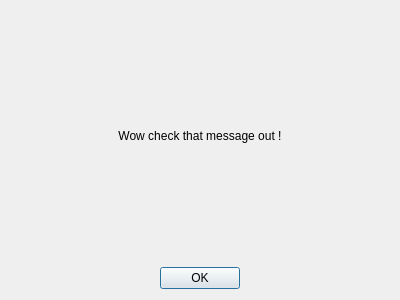
Before: the Qt Designer form Src/popup.ui in Aryetis/Obenkyobo, drawn with Qt 5.
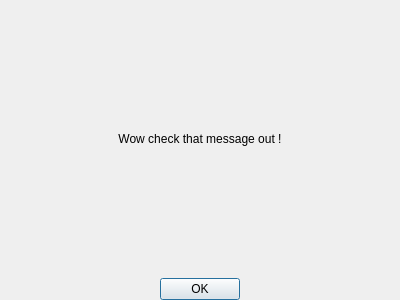
After: the same form once the commit is applied.

Commit message: fixing popup messages not resizing correctly height wise

Diff of the .ui file:
```diff
--- a/Src/popup.ui
+++ b/Src/popup.ui
@@ -14,8 +14,23 @@
    <string>Dialog</string>
   </property>
   <layout class="QVBoxLayout" name="verticalLayout">
+   <property name="spacing">
+    <number>0</number>
+   </property>
    <property name="sizeConstraint">
-    <enum>QLayout::SetMinimumSize</enum>
+    <enum>QLayout::SetDefaultConstraint</enum>
+   </property>
+   <property name="leftMargin">
+    <number>0</number>
+   </property>
+   <property name="topMargin">
+    <number>0</number>
+   </property>
+   <property name="rightMargin">
+    <number>0</number>
+   </property>
+   <property name="bottomMargin">
+    <number>0</number>
    </property>
    <item>
     <widget class="QLabel" name="message">
@@ -32,6 +47,9 @@
    </item>
    <item>
     <layout class="QHBoxLayout" name="OkButtonLayout">
+     <property name="spacing">
+      <number>0</number>
+     </property>
      <item>
       <spacer name="OkButtonLeftSpacer">
        <property name="orientation">
```
The commit also changes 4 other files.
